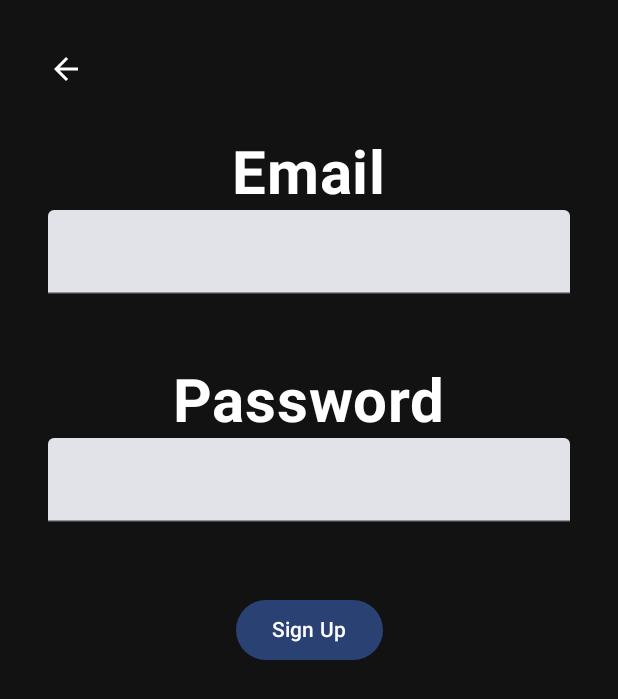
After one commit to danielsolorio1/Practica_CursoFirebase_JetPackCompose, an Android app built with Jetpack Compose: the SignUpScreen screen opened through its navigation route, on a phone screen of 412 x 824 dp. The commit adds this screen. Shown: the top 699 px of the screen. Run offline under Robolectric (Android 15) with nearby library versions, the phone set to English and light mode, and no system bars; our stand-ins replace Firebase (no records; nobody signed in at launch, a user with empty details on screens opened directly); pictures from the network do not load.

Commit message:
cambios respecto al 3 video del aris, parte 3 del curso

```diff
--- a/app/build.gradle.kts
+++ b/app/build.gradle.kts
@@ -55,6 +55,12 @@ dependencies {
 
     implementation(platform(libs.firebase.bom))
     implementation(libs.firebase.crashlytics)
+    implementation(libs.firebase.auth)
+    implementation(libs.firebase.firestore)
+
+    implementation(libs.coil)
+
+    implementation(libs.androidx.navigation.compose)
     implementation(libs.androidx.core.ktx)
     implementation(libs.androidx.lifecycle.runtime.ktx)
     implementation(libs.androidx.activity.compose)
--- a/app/src/main/AndroidManifest.xml
+++ b/app/src/main/AndroidManifest.xml
@@ -13,7 +13,7 @@
         android:theme="@style/Theme.CursoFirebaseLite"
         tools:targetApi="31">
         <activity
-            android:name=".MainActivity"
+            android:name="com.example.cursofirebaselite.MainActivity"
             android:exported="true"
             android:label="@string/app_name"
             android:theme="@style/Theme.CursoFirebaseLite">
--- a/app/src/main/java/com/example/cursofirebaselite/MainActivity.kt
+++ b/app/src/main/java/com/example/cursofirebaselite/MainActivity.kt
@@ -1,50 +1,51 @@
 package com.example.cursofirebaselite
 
 import android.os.Bundle
+import android.util.Log
 import androidx.activity.ComponentActivity
 import androidx.activity.compose.setContent
 import androidx.activity.enableEdgeToEdge
-import androidx.compose.foundation.clickable
 import androidx.compose.foundation.layout.fillMaxSize
-import androidx.compose.foundation.layout.padding
-import androidx.compose.material3.Scaffold
-import androidx.compose.material3.Text
-import androidx.compose.runtime.Composable
+import androidx.compose.material3.MaterialTheme
+import androidx.compose.material3.Surface
 import androidx.compose.ui.Modifier
-import androidx.compose.ui.tooling.preview.Preview
+import androidx.navigation.NavHostController
+import androidx.navigation.compose.rememberNavController
 import com.example.cursofirebaselite.ui.theme.CursoFirebaseLiteTheme
+import com.google.firebase.auth.FirebaseAuth
+import com.google.firebase.auth.ktx.auth
+import com.google.firebase.firestore.FirebaseFirestore
+import com.google.firebase.firestore.ktx.firestore
+import com.google.firebase.ktx.Firebase
 
 class MainActivity : ComponentActivity() {
+
+    private lateinit var navHostController: NavHostController
+    private lateinit var auth: FirebaseAuth
+
     override fun onCreate(savedInstanceState: Bundle?) {
         super.onCreate(savedInstanceState)
         enableEdgeToEdge()
+        auth = Firebase.auth
         setContent {
+            navHostController = rememberNavController()
             CursoFirebaseLiteTheme {
-                Scaffold(modifier = Modifier.fillMaxSize()) { innerPadding ->
-                    Greeting(
-                        name = "Android",
-                        modifier = Modifier.padding(innerPadding)
-                    )
-                }
+               Surface(
+                   modifier = Modifier.fillMaxSize(),
+                   color = MaterialTheme.colorScheme.background
+               ) {
+                    NavigationWrapper(navHostController,auth)
+               }
             }
         }
     }
-}
 
-@Composable
-fun Greeting(name: String, modifier: Modifier = Modifier) {
-    Text(
-        text = "Hello $name!",
-        modifier = modifier.clickable{
-            throw RuntimeException("Test Crash")
+    override fun onStart() {
+        super.onStart()
+        val currentUser = auth.currentUser
+        if (currentUser != null) {
+            // El usuario ya está autenticado, redirigir a la pantalla principal
+            Log.i("Dani", "Estoy dentro")
         }
-    )
-}
-
-@Preview(showBackground = true)
-@Composable
-fun GreetingPreview() {
-    CursoFirebaseLiteTheme {
-        Greeting("Android")
     }
 }
--- /dev/null
+++ b/app/src/main/java/com/example/cursofirebaselite/NavigationWrapper.kt
@@ -0,0 +1,40 @@
+package com.example.cursofirebaselite
+
+import androidx.compose.runtime.Composable
+import androidx.navigation.NavHostController
+import androidx.navigation.compose.NavHost
+import androidx.navigation.compose.composable
+import com.example.cursofirebaselite.presentation.home.HomeScreen
+import com.example.cursofirebaselite.presentation.initial.InitialScreen
+import com.example.cursofirebaselite.presentation.login.LoginScreen
+import com.example.cursofirebaselite.presentation.signup.SignUpScreen
+import com.google.firebase.auth.FirebaseAuth
+import com.google.firebase.firestore.FirebaseFirestore
+
+@Composable
+fun NavigationWrapper(
+    navHostController: NavHostController,
+    auth: FirebaseAuth,
+) {
+
+    NavHost(navController = navHostController, startDestination = "home"){
+        composable("initial"){
+            InitialScreen(
+                navigateToLogin = {navHostController.navigate("login")},
+                navigateToSignUp = {navHostController.navigate("signup")}
+            )
+        }
+        composable("login"){
+            LoginScreen(auth){
+                navHostController.navigate("home")
+            }
+        }
+        composable("signup"){
+            SignUpScreen(auth)
+        }
+        composable("home"){
+            HomeScreen()
+        }
+    }
+
+}
--- /dev/null
+++ b/app/src/main/java/com/example/cursofirebaselite/presentation/home/Home.kt
@@ -0,0 +1,112 @@
+package com.example.cursofirebaselite.presentation.home
+
+import android.widget.Toast
+import androidx.compose.foundation.background
+import androidx.compose.foundation.clickable
+import androidx.compose.foundation.layout.Column
+import androidx.compose.foundation.layout.Spacer
+import androidx.compose.foundation.layout.fillMaxSize
+import androidx.compose.foundation.layout.height
+import androidx.compose.foundation.layout.padding
+import androidx.compose.foundation.layout.size
+import androidx.compose.foundation.lazy.LazyRow
+import androidx.compose.foundation.lazy.items
+import androidx.compose.foundation.shape.CircleShape
+import androidx.compose.material3.Text
+import androidx.compose.runtime.Composable
+import androidx.compose.runtime.State
+import androidx.compose.runtime.collectAsState
+import androidx.compose.ui.Alignment
+import androidx.compose.ui.Modifier
+import androidx.compose.ui.draw.clip
+import androidx.compose.ui.graphics.Color
+import androidx.compose.ui.graphics.Color.Companion.White
+import androidx.compose.ui.platform.LocalContext
+import androidx.compose.ui.text.font.FontWeight
+import androidx.compose.ui.tooling.preview.Preview
+import androidx.compose.ui.unit.dp
+import androidx.compose.ui.unit.sp
+import coil.compose.AsyncImage
+import com.example.cursofirebaselite.presentation.model.Artist
+import com.example.cursofirebaselite.ui.theme.Black
+import com.google.firebase.firestore.FirebaseFirestore
+
+@Composable
+fun HomeScreen(viewModel: HomeViewModel = HomeViewModel()) {
+
+    val artist: State<List<Artist>> = viewModel.artist.collectAsState()
+
+    Column(
+        modifier = Modifier
+            .fillMaxSize()
+            .background(Black)
+    ) {
+        Spacer(modifier = Modifier.height(26.dp))
+        Text(
+            "Popular artist",
+            color = White,
+            fontWeight = FontWeight.Bold,
+            fontSize = 30.sp,
+            modifier = Modifier.padding(16.dp)
+        )
+
+        LazyRow{
+            items(artist.value){
+                ArtistItem(it)
+            }
+        }
+    }
+}
+
+@Composable
+fun ArtistItem(artist: Artist){
+
+    val context = LocalContext.current
+
+    Column(horizontalAlignment = Alignment.CenterHorizontally){
+        AsyncImage(
+            modifier = Modifier
+                .size(80.dp)
+                .clip(CircleShape)
+                .clickable {
+                    Toast
+                        .makeText(context, artist.description, Toast.LENGTH_SHORT)
+                        .show()
+                },
+            model = artist.image,
+            contentDescription = "Artist image",
+        )
+        Spacer(modifier = Modifier.height(4.dp))
+        Text(text = artist.name.orEmpty(), color = Color.White)
+    }
+
+}
+@Preview
+@Composable
+fun ArtistItemPreview(){
+    val artist = Artist(
+        "Daniel",
+        "Diositoooo",
+        "https://st2.depositphotos.com/2222024/5609/i/450/depositphotos_56093859-stock-photo-happy-little-orange-havanese-puppy.jpg",
+       // emptyList()
+    )
+    ArtistItem(artist = artist)
+
+}
+
+//fun addArtist(db:FirebaseFirestore){
+//    val random = (1..10000).random()
+//    val artist = Artist(name = "Artista $random", numberOfSongs =  random)
+//    db.collection("artists")
+//        .add(artist)
+//        .addOnSuccessListener {
+//            Log.i("Firebase", "Success")
+//        }
+//        .addOnFailureListener{
+//            Log.i("Firebase", "Fail")
+//        }
+//        .addOnCompleteListener {
+//            Log.i("Firebase", "Complete")
+//        }
+//
+//}
--- /dev/null
+++ b/app/src/main/java/com/example/cursofirebaselite/presentation/home/HomeViewModel.kt
@@ -0,0 +1,62 @@
+package com.example.cursofirebaselite.presentation.home
+
+import android.util.Log
+import androidx.lifecycle.ViewModel
+import androidx.lifecycle.viewModelScope
+import com.example.cursofirebaselite.presentation.model.Artist
+import com.google.firebase.firestore.FirebaseFirestore
+import com.google.firebase.firestore.ktx.firestore
+import com.google.firebase.ktx.Firebase
+import kotlinx.coroutines.Dispatchers
+import kotlinx.coroutines.flow.MutableStateFlow
+import kotlinx.coroutines.flow.StateFlow
+import kotlinx.coroutines.launch
+import kotlinx.coroutines.tasks.await
+import kotlinx.coroutines.withContext
+
+class HomeViewModel : ViewModel() {
+
+    private val _artist = MutableStateFlow<List<Artist>>(emptyList())
+    val artist: StateFlow<List<Artist>> = _artist
+    private var db: FirebaseFirestore = Firebase.firestore
+
+
+    init {
+//        repeat(20){
+//            loadData()
+//        }
+        getArtist()
+    }
+
+//    private fun loadData() {
+//        val random = (1..10000).random()
+//        val artist = Artist(name = "Perrito $random", "Perrito chulo $random","https://images.pexels.com/photos/1458916/pexels-photo-1458916.jpeg?auto=compress&cs=tinysrgb&dpr=1&w=500")
+//        db.collection("artist")
+//            .add(artist)
+//    }
+
+    private fun getArtist() {
+        viewModelScope.launch {
+            val result: List<Artist> = withContext(Dispatchers.IO) {
+                getAllArtists()
+            }
+            _artist.value = result
+        }
+    }
+
+    private suspend fun getAllArtists(): List<Artist> {
+
+        return try {
+            db.collection("artist")
+                .get()
+                .await()
+                .documents
+                .mapNotNull { snapshot ->
+                    snapshot.toObject(Artist::class.java)
+                }
+        } catch (e: Exception) {
+            Log.e("Error", e.message.toString())
+            emptyList()
+        }
+    }
+}
--- /dev/null
+++ b/app/src/main/java/com/example/cursofirebaselite/presentation/model/Song.kt
@@ -0,0 +1,6 @@
+package com.example.cursofirebaselite.presentation.model
+
+data class Song(
+    val name: String,
+    val duration: String
+)
--- /dev/null
+++ b/app/src/main/java/com/example/cursofirebaselite/presentation/signup/SignUpScreen.kt
@@ -0,0 +1,97 @@
+package com.example.cursofirebaselite.presentation.signup
+
+import android.util.Log
+import androidx.compose.foundation.background
+import androidx.compose.foundation.layout.Column
+import androidx.compose.foundation.layout.Row
+import androidx.compose.foundation.layout.Spacer
+import androidx.compose.foundation.layout.fillMaxSize
+import androidx.compose.foundation.layout.fillMaxWidth
+import androidx.compose.foundation.layout.height
+import androidx.compose.foundation.layout.padding
+import androidx.compose.foundation.layout.size
+import androidx.compose.material3.Button
+import androidx.compose.material3.Icon
+import androidx.compose.material3.Text
+import androidx.compose.material3.TextField
+import androidx.compose.material3.TextFieldDefaults
+import androidx.compose.runtime.Composable
+import androidx.compose.runtime.getValue
+import androidx.compose.runtime.mutableStateOf
+import androidx.compose.runtime.remember
+import androidx.compose.runtime.setValue
+import androidx.compose.ui.Alignment
+import androidx.compose.ui.Modifier
+import androidx.compose.ui.graphics.Color.Companion.White
+import androidx.compose.ui.res.painterResource
+import androidx.compose.ui.text.font.FontWeight
+import androidx.compose.ui.unit.dp
+import androidx.compose.ui.unit.sp
+import com.example.cursofirebaselite.R
+import com.example.cursofirebaselite.ui.theme.Black
+import com.example.cursofirebaselite.ui.theme.SelectedField
+import com.example.cursofirebaselite.ui.theme.UnselectedField
+import com.google.firebase.auth.FirebaseAuth
+
+@Composable
+fun SignUpScreen(auth: FirebaseAuth) {
+
+    var email by remember { mutableStateOf("") }
+    var password by remember { mutableStateOf("") }
+
+    Column(
+        modifier = Modifier
+            .fillMaxSize()
+            .background(Black)
+            .padding(horizontal = 32.dp),
+        horizontalAlignment = Alignment.CenterHorizontally
+    ) {
+
+        Row {
+            Icon(
+                painter = painterResource(id = R.drawable.back),
+                contentDescription = "",
+                tint = White,
+                modifier = Modifier
+                    .padding(vertical = 34.dp)
+                    .size(24.dp)
+            )
+            Spacer(modifier = Modifier.weight(1f))
+        }
+        Text("Email", color = White, fontWeight = FontWeight.Bold, fontSize = 40.sp)
+        TextField(
+            value = email,
+            onValueChange = { email = it },
+            modifier = Modifier.fillMaxWidth(),
+            colors = TextFieldDefaults.colors(
+                unfocusedLabelColor = UnselectedField,
+                focusedContainerColor = SelectedField
+            )
+        )
+        Spacer(modifier = Modifier.height(48.dp))
+        Text("Password", color = White, fontWeight = FontWeight.Bold, fontSize = 40.sp)
+        TextField(
+            value = password,
+            onValueChange = { password = it },
+            modifier = Modifier.fillMaxWidth(),
+            colors = TextFieldDefaults.colors(
+                unfocusedLabelColor = UnselectedField,
+                focusedContainerColor = SelectedField
+            )
+        )
+        Spacer(modifier = Modifier.height(48.dp))
+        Button(onClick = {
+            auth.createUserWithEmailAndPassword(email, password).addOnCompleteListener{ task ->
+                if (task.isSuccessful){
+                    // Registro exitoso
+                    Log.e("Dani", "Registro exitoso")
+                }else{
+                    // Registro fallido
+                    Log.e("Dani", "Registro fallido")
+                }
+           }
+        }) {
+            Text(text = "Sign Up")
+        }
+    }
+}
--- a/app/src/main/java/com/example/cursofirebaselite/ui/theme/Color.kt
+++ b/app/src/main/java/com/example/cursofirebaselite/ui/theme/Color.kt
@@ -9,3 +9,12 @@ val Pink80 = Color(0xFFEFB8C8)
 val Purple40 = Color(0xFF6650a4)
 val PurpleGrey40 = Color(0xFF625b71)
 val Pink40 = Color(0xFF7D5260)
+
+val Gray = Color(0xFF393939)
+val Black = Color(0xFF121212)
+val Green = Color(0xFF49dd63)
+val BackgroundButton = Color(0xFF111111)
+val ShapeButton = Color(0xFF3e3e3e)
+
+val SelectedField = Color(0xFF7c7c7c)
+val UnselectedField = Color(0xFF4a4a4a)
--- a/app/src/main/java/com/example/cursofirebaselite/ui/theme/Theme.kt
+++ b/app/src/main/java/com/example/cursofirebaselite/ui/theme/Theme.kt
@@ -1,6 +1,5 @@
 package com.example.cursofirebaselite.ui.theme
 
-import android.app.Activity
 import android.os.Build
 import androidx.compose.foundation.isSystemInDarkTheme
 import androidx.compose.material3.MaterialTheme
--- /dev/null
+++ b/app/src/main/res/drawable/back.xml
@@ -0,0 +1,5 @@
+<vector xmlns:android="http://schemas.android.com/apk/res/android" android:autoMirrored="true" android:height="24dp" android:tint="#000000" android:viewportHeight="24" android:viewportWidth="24" android:width="24dp">
+
+    <path android:fillColor="@android:color/white" android:pathData="M20,11H7.83l5.59,-5.59L12,4l-8,8 8,8 1.41,-1.41L7.83,13H20v-2z"/>
+
+</vector>
--- a/gradle/libs.versions.toml
+++ b/gradle/libs.versions.toml
@@ -12,6 +12,7 @@ firebaseBom = "33.1.1"
 services = "4.4.2"
 crashlytics = "3.0.2"
 navigationCompose = "2.7.7"
+coil = "2.7.0"
 
 [libraries]
 androidx-core-ktx = { group = "androidx.core", name = "core-ktx", version.ref = "coreKtx" }
@@ -32,6 +33,9 @@ androidx-material3 = { group = "androidx.compose.material3", name = "material3"
 firebase-bom = { module = "com.google.firebase:firebase-bom", version.ref = "firebaseBom" }
 firebase-crashlytics = {module = "com.google.firebase:firebase-crashlytics" }
 firebase-auth = {module = "com.google.firebase:firebase-auth-ktx" }
+firebase-firestore = {module = "com.google.firebase:firebase-firestore"}
+
+coil = {module ="io.coil-kt:coil-compose", version.ref="coil"}
 
 androidx-navigation-compose = {module = "androidx.navigation:navigation-compose" , version.ref = "navigationCompose"}
 
```
Also changed, not shown: app/src/main/java/com/example/cursofirebaselite/presentation/initial/InitialScreen.kt (added, +130 -0 lines), app/src/main/java/com/example/cursofirebaselite/presentation/login/LoginScreen.kt (added, +102 -0 lines), app/src/main/java/com/example/cursofirebaselite/presentation/model/Artist.kt (added, +8 -0 lines), app/src/main/res/drawable/facebook.png (added), app/src/main/res/drawable/google.png (added), app/src/main/res/drawable/spotify.png (added).
